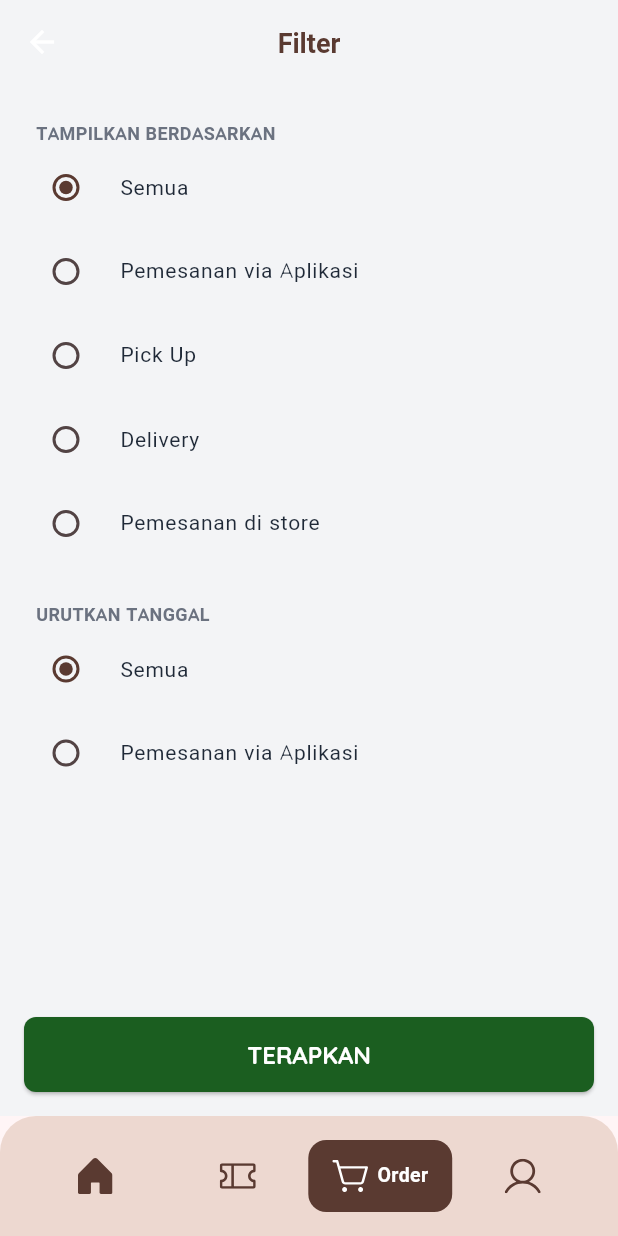
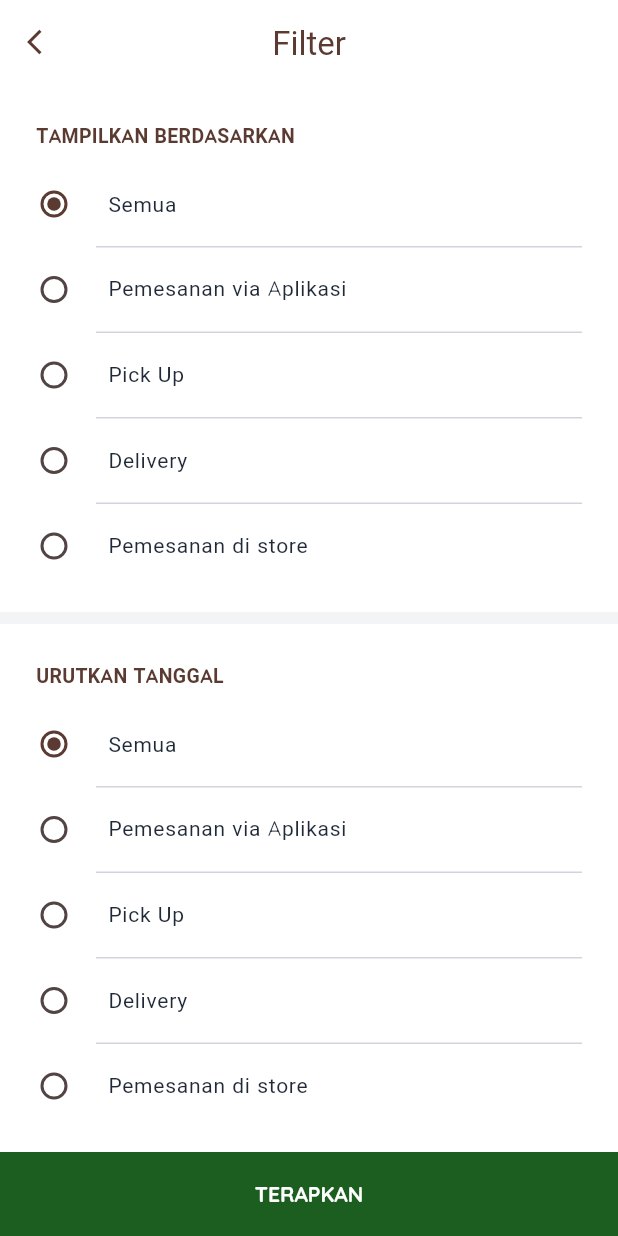
Before and after one commit to faridanaksoleh/hanas_cake, a Flutter app: the OrderFilterPage screen opened by its route, on a phone screen of 412 x 824 dp. Run offline on Flutter 3.47's test engine with Material 3 defaults, Android fonts, the phone set to English and light mode, and no system bars; our stand-ins replace dartz, dio, equatable, flutter_bloc, flutter_secure_storage, flutter_svg and 2 more; accounts and stored records are empty.

Commit message:
feat(order): fix UI filter

```diff
--- a/lib/main.dart
+++ b/lib/main.dart
@@ -56,8 +56,11 @@ class MyApp extends StatelessWidget {
     final loginUseCase = LoginUseCase(authRepository);
     final registerUseCase = RegisterUseCase(authRepository);
 
+    final _rootNavigatorKey = GlobalKey<NavigatorState>();
+
     // 2. Setup GoRouter
     final GoRouter router = GoRouter(
+      navigatorKey: _rootNavigatorKey,
       initialLocation: '/',
       routes: [
         GoRoute(
@@ -110,10 +113,12 @@ class MyApp extends StatelessWidget {
                   routes: [
                     GoRoute(
                       path: 'filter',
+                      parentNavigatorKey: _rootNavigatorKey,
                       builder: (context, state) => const OrderFilterPage(),
                     ),
                     GoRoute(
                       path: 'detail',
+                      parentNavigatorKey: _rootNavigatorKey,
                       builder: (context, state) => const OrderDetailPage(),
                     ),
                   ],
--- a/lib/presentation/pages/order_detail_page.dart
+++ b/lib/presentation/pages/order_detail_page.dart
@@ -29,7 +29,6 @@ class OrderDetailPage extends StatelessWidget {
           'Rincian Pesanan',
           style: AppTextStyles.h1.copyWith(
             color: AppColors.primary,
-            fontWeight: FontWeight.bold,
           ),
         ),
         actions: [
--- a/lib/presentation/pages/order_filter_page.dart
+++ b/lib/presentation/pages/order_filter_page.dart
@@ -1,4 +1,5 @@
 import 'package:flutter/material.dart';
+import 'package:go_router/go_router.dart';
 import 'package:hanas_cake/core/core.dart';
 
 class OrderFilterPage extends StatefulWidget {
@@ -9,48 +10,118 @@ class OrderFilterPage extends StatefulWidget {
 }
 
 class _OrderFilterPageState extends State<OrderFilterPage> {
+  // 🔥 KEMBALI KE SINGLE SELECT (Hanya bisa pilih 1 per kategori)
   String selectedFilter = 'Semua';
   String selectedDate = 'Semua';
 
   @override
   Widget build(BuildContext context) {
     return Scaffold(
-      backgroundColor: AppColors.surface,
+      backgroundColor: AppColors.white,
       appBar: AppBar(
-        backgroundColor: AppColors.surface,
+        backgroundColor: AppColors.white,
         elevation: 0,
         centerTitle: true,
-        title: Text('Filter', style: AppTextStyles.h2.copyWith(color: AppColors.primary, fontWeight: FontWeight.bold)),
+        leading: IconButton(
+          icon: const Icon(Icons.arrow_back_ios, color: AppColors.primary, size: 20),
+          onPressed: () {
+            if (GoRouter.of(context).canPop()) {
+              GoRouter.of(context).pop();
+            } else {
+              GoRouter.of(context).go('/order');
+            }
+          },
+        ),
+        title: Text(
+          'Filter',
+          style: AppTextStyles.h1.copyWith(
+            color: AppColors.primary,
+            fontWeight: FontWeight.normal,
+          ),
+        ),
       ),
       body: Column(
         children: [
           Expanded(
             child: ListView(
-              padding: const EdgeInsets.all(24),
+              padding: EdgeInsets.zero,
               children: [
-                Text('TAMPILKAN BERDASARKAN', style: AppTextStyles.caption.copyWith(fontWeight: FontWeight.bold)),
+                const SpaceHeight(24),
+                Padding(
+                  padding: const EdgeInsets.symmetric(horizontal: 24),
+                  child: Text(
+                    'TAMPILKAN BERDASARKAN',
+                    style: AppTextStyles.bodySmall.copyWith(
+                      color: AppColors.primary,
+                      fontWeight: FontWeight.bold,
+                    ),
+                  ),
+                ),
+                const SpaceHeight(8),
                 _buildRadio('Semua', selectedFilter, (val) => setState(() => selectedFilter = val!)),
+                _buildDivider(),
                 _buildRadio('Pemesanan via Aplikasi', selectedFilter, (val) => setState(() => selectedFilter = val!)),
+                _buildDivider(),
                 _buildRadio('Pick Up', selectedFilter, (val) => setState(() => selectedFilter = val!)),
+                _buildDivider(),
                 _buildRadio('Delivery', selectedFilter, (val) => setState(() => selectedFilter = val!)),
+                _buildDivider(),
                 _buildRadio('Pemesanan di store', selectedFilter, (val) => setState(() => selectedFilter = val!)),
+
+                const SpaceHeight(16),
+                Container(height: 8, color: AppColors.surface),
                 const SpaceHeight(24),
-                Text('URUTKAN TANGGAL', style: AppTextStyles.caption.copyWith(fontWeight: FontWeight.bold)),
+
+                Padding(
+                  padding: const EdgeInsets.symmetric(horizontal: 24),
+                  child: Text(
+                    'URUTKAN TANGGAL',
+                    style: AppTextStyles.bodySmall.copyWith(
+                      color: AppColors.primary,
+                      fontWeight: FontWeight.bold,
+                    ),
+                  ),
+                ),
+                const SpaceHeight(8),
                 _buildRadio('Semua', selectedDate, (val) => setState(() => selectedDate = val!)),
+                _buildDivider(),
                 _buildRadio('Pemesanan via Aplikasi', selectedDate, (val) => setState(() => selectedDate = val!)),
+                _buildDivider(),
+                _buildRadio('Pick Up', selectedDate, (val) => setState(() => selectedDate = val!)),
+                _buildDivider(),
+                _buildRadio('Delivery', selectedDate, (val) => setState(() => selectedDate = val!)),
+                _buildDivider(),
+                _buildRadio('Pemesanan di store', selectedDate, (val) => setState(() => selectedDate = val!)),
+
+                const SpaceHeight(40),
               ],
             ),
           ),
-          Container(
-            padding: const EdgeInsets.all(16),
+
+          SizedBox(
+            width: double.infinity,
+            height: 56,
             child: ElevatedButton(
-              onPressed: () => Navigator.pop(context),
+              onPressed: () {
+                if (GoRouter.of(context).canPop()) {
+                  GoRouter.of(context).pop();
+                }
+              },
               style: ElevatedButton.styleFrom(
-                backgroundColor: const Color(0xFF1B5E20), // Warna Hijau Gelap Figma
-                minimumSize: const Size(double.infinity, 50),
-                shape: RoundedRectangleBorder(borderRadius: BorderRadius.circular(8)),
+                backgroundColor: const Color(0xFF1B5E20),
+                shape: const RoundedRectangleBorder(
+                  borderRadius: BorderRadius.zero,
+                ),
+                elevation: 0,
               ),
-              child: const Text('TERAPKAN', style: TextStyle(color: Colors.white, fontWeight: FontWeight.bold)),
+              child: const Text(
+                'TERAPKAN',
+                style: TextStyle(
+                  color: Colors.white,
+                  fontWeight: FontWeight.bold,
+                  fontSize: 14,
+                ),
+              ),
             ),
           ),
         ],
@@ -58,14 +129,33 @@ class _OrderFilterPageState extends State<OrderFilterPage> {
     );
   }
 
+  // ─────────────────────────────────────────────────────────
+  // HELPER WIDGETS
+  // ─────────────────────────────────────────────────────────
+
+  // 🔥 KEMBALI MENGGUNAKAN RADIOLISTTILE ASLI
   Widget _buildRadio(String title, String groupVal, Function(String?) onChange) {
     return RadioListTile<String>(
-      title: Text(title, style: AppTextStyles.body),
+      title: Text(
+        title,
+        style: AppTextStyles.body.copyWith(color: AppColors.textPrimary),
+      ),
       value: title,
       groupValue: groupVal,
       activeColor: AppColors.primary,
-      contentPadding: EdgeInsets.zero,
+      contentPadding: const EdgeInsets.symmetric(horizontal: 16),
+      controlAffinity: ListTileControlAffinity.leading,
       onChanged: onChange,
     );
   }
+
+  Widget _buildDivider() {
+    return const Divider(
+      height: 1,
+      thickness: 1,
+      color: AppColors.border,
+      indent: 64,
+      endIndent: 24,
+    );
+  }
 }
--- a/lib/presentation/pages/order_page.dart
+++ b/lib/presentation/pages/order_page.dart
@@ -37,7 +37,6 @@ class _OrderPageState extends State<OrderPage> {
           'Riwayat Pesanan',
           style: AppTextStyles.h1.copyWith(
             color: AppColors.primary,
-            fontWeight: FontWeight.bold,
           ),
         ),
         actions: [
```
